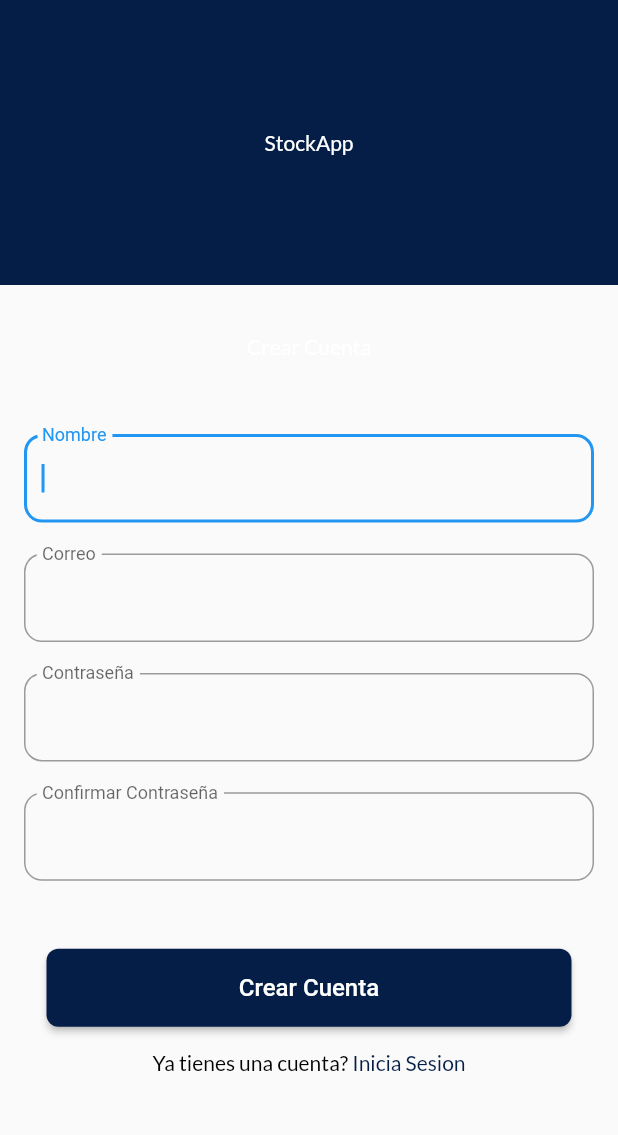
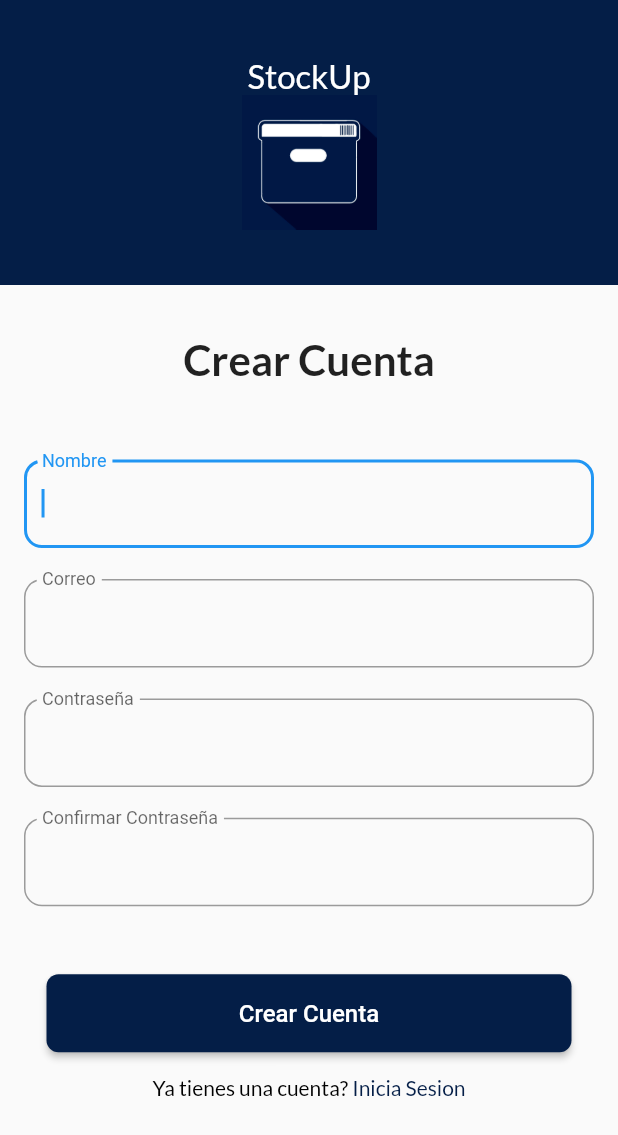
Before and after one commit to SyntexNic/stock_app, a Flutter app: the Register screen opened by its route, on a phone screen of 412 x 824 dp. Shown: the top 1135 px of the screen. Run offline on Flutter 3.47's test engine with Material 2 defaults, Android fonts, the phone set to English and light mode, and no system bars; our stand-ins replace google_fonts, image_picker, shared_preferences; missing offline and left inert: dart:ffi, flutter_barcode_scanner; accounts and stored records are empty; network calls fail.

Commit message:
iconos agregados

```diff
--- a/lib/ui/pages/register/register_page.dart
+++ b/lib/ui/pages/register/register_page.dart
@@ -103,14 +103,13 @@ class _RegisterState extends State<Register> {
               mainAxisAlignment: MainAxisAlignment.center,
               children: [
                 Center(
-                  child: Text(
-                    "StockApp",
-                    style: GoogleFonts.getFont(
-                      'Lato',
-                      color: ColorsApp.white,
-                    ),
-                  ),
+                  child: Text("StockUp",
+                      style: GoogleFonts.getFont('Lato',
+                          color: ColorsApp.white, fontSize: 22)),
                 ),
+                Center(
+                  child: Image.asset('images/icon/icon.png', height: 90),
+                )
               ],
             ),
           ),
@@ -123,7 +122,8 @@ class _RegisterState extends State<Register> {
                 Text('Crear Cuenta',
                     style: GoogleFonts.getFont(
                       'Lato',
-                      color: ColorsApp.white,
+                      fontSize: 28,
+                      fontWeight: FontWeight.bold,
                     )),
                 SizedBox(height: screenHeight * .01),
                 SizedBox(height: screenHeight * .05),
```
Also changed, not shown: lib/ui/pages/login/login_page.dart (+6 -5 lines), pubspec.yaml (+10 -0 lines), images/icon/icon.png (added), pubspec.lock, 27 other files.
